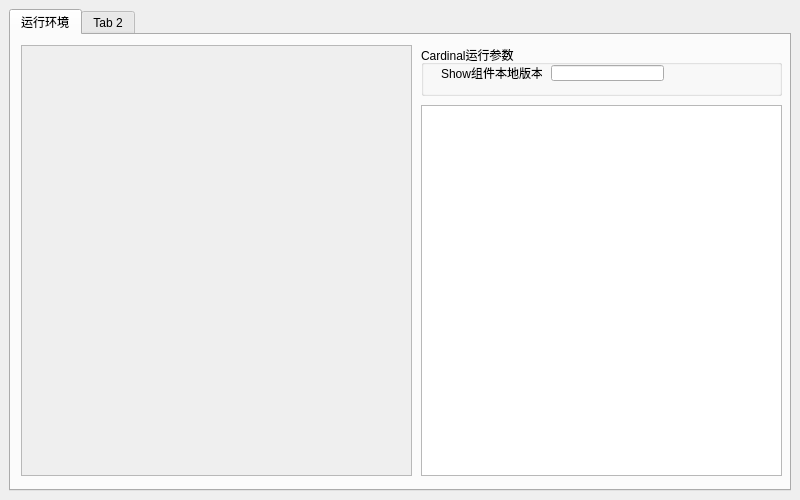
Before: the Qt Designer form UI/Add.ui in Cardinal-Designer/QuickLauncher, drawn with Qt 5.
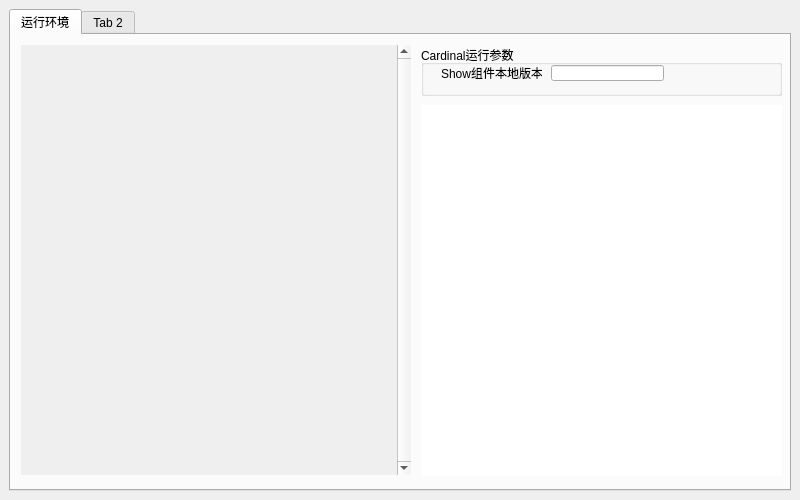
After: the same form once the commit is applied. Icons and pictures are not drawn.

Commit message: 修改Add Depends界面代码

```diff
--- a/UI/Add.ui
+++ b/UI/Add.ui
@@ -90,10 +90,19 @@
          <rect>
           <x>10</x>
           <y>10</y>
-          <width>391</width>
-          <height>431</height>
+          <width>390</width>
+          <height>430</height>
          </rect>
         </property>
+        <property name="frameShape">
+         <enum>QFrame::NoFrame</enum>
+        </property>
+        <property name="verticalScrollBarPolicy">
+         <enum>Qt::ScrollBarAlwaysOn</enum>
+        </property>
+        <property name="horizontalScrollBarPolicy">
+         <enum>Qt::ScrollBarAlwaysOff</enum>
+        </property>
         <property name="widgetResizable">
          <bool>true</bool>
         </property>
@@ -102,8 +111,8 @@
           <rect>
            <x>0</x>
            <y>0</y>
-           <width>389</width>
-           <height>429</height>
+           <width>373</width>
+           <height>430</height>
           </rect>
          </property>
         </widget>
@@ -117,6 +126,9 @@
           <height>371</height>
          </rect>
         </property>
+        <property name="frameShape">
+         <enum>QFrame::NoFrame</enum>
+        </property>
         <property name="markdown">
          <string/>
         </property>
```
Left out of the diff: 2 changed lines with no effect on the pictures. The commit also changes 1 other file.
